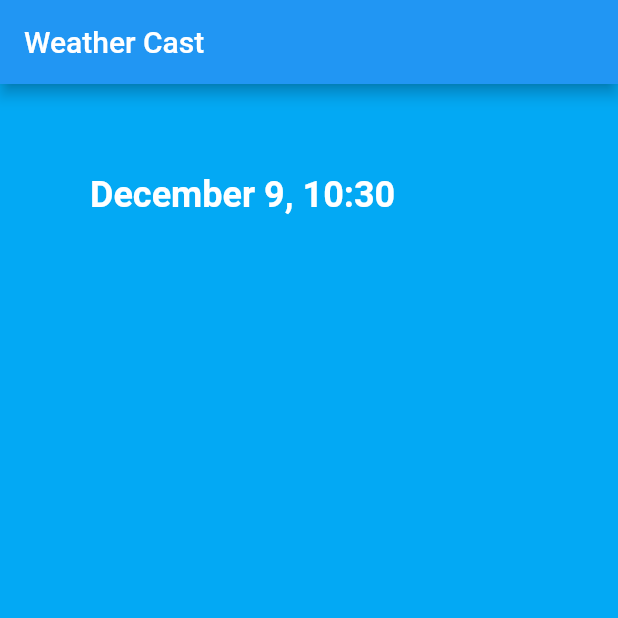
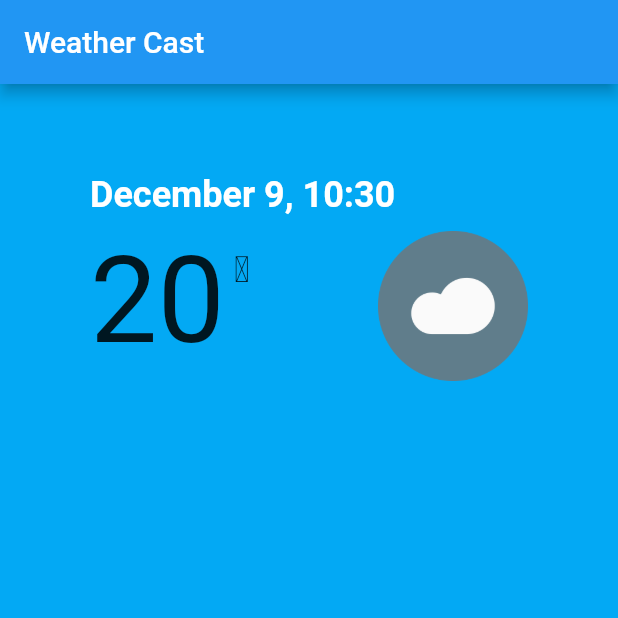
Before and after one commit to adnrbp/weather-cast, a Flutter app: the screen it shows after launch, on a phone screen of 412 x 824 dp, the top half of it. Run offline on Flutter 3.47's test engine with Material 2 defaults, Android fonts, the phone set to English and light mode, and no system bars.

Commit message:
[view] Weather Widget: add tempSection

```diff
--- a/lib/ui/Weather.dart
+++ b/lib/ui/Weather.dart
@@ -15,12 +15,54 @@ class Weather extends StatelessWidget {
       ),
     );
 
+    Widget tempSection = Container(
+      padding: EdgeInsets.symmetric(
+        vertical: 10.0,
+      ),
+      child: Row(
+        crossAxisAlignment: CrossAxisAlignment.start,
+        children: <Widget>[
+          Text( //Text of temperature
+            '20',
+            style: TextStyle(
+              fontSize: 80.0,
+            ),
+          ),
+
+          Expanded( // Upper icon of Celcius
+            child: Container(
+              padding: EdgeInsets.only(
+                top: 12.0,
+              ),
+              margin: EdgeInsets.only(
+                left: 6.0,
+              ),
+              child: Text(
+                '\u2103',
+                style: TextStyle(
+                  fontSize: 24.0,
+                ),
+              ),
+            ),
+          ),
+
+          Image.asset( //Cloud Image
+            'assets/img/cloudy.png',
+            width: 100.0,
+            height: 100.0,
+            fit: BoxFit.cover,
+          )
+        ],
+      ),
+    );
+
     return Container(
       padding: const EdgeInsets.all(60.0),
       child: Column(
         crossAxisAlignment: CrossAxisAlignment.start, //align to left hand side of the column
         children: <Widget>[
           dateSection,
+          tempSection,
         ],
       ),
     );
```
